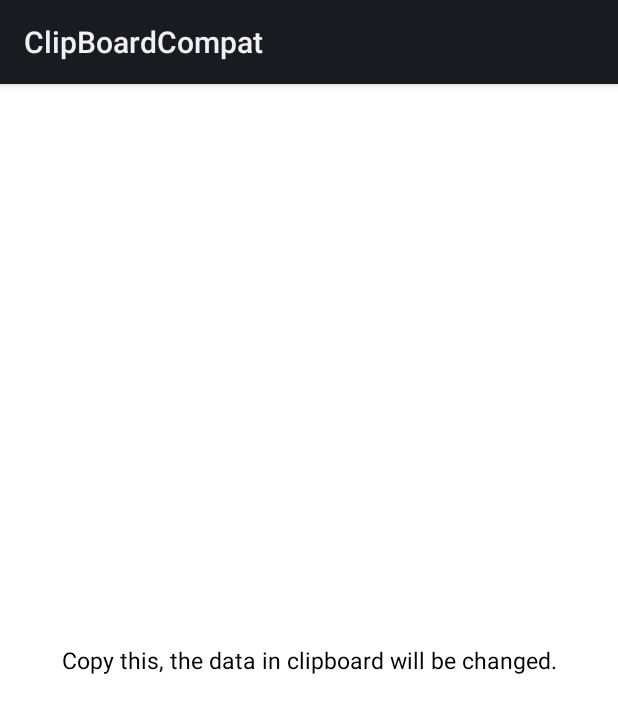
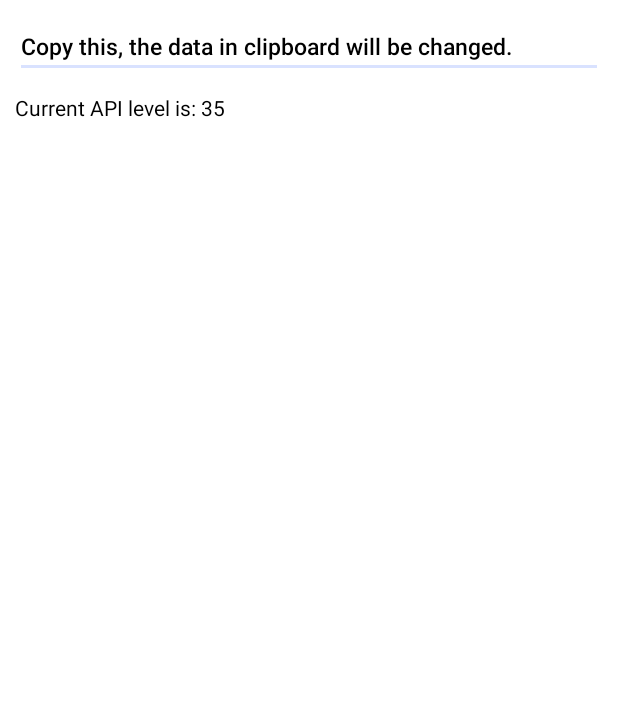
Before and after one commit to liaohuqiu/android-ClipboardManagerCompat, an Android app: the screen it shows after launch (MainActivity), on a phone screen of 412 x 824 dp. Shown: the top 713 px of the screen. Run offline under Robolectric (Android 15) with nearby library versions, the phone set to English and light mode, and no system bars.

Commit message:
release 1.0.2

```diff
--- a/app/src/main/AndroidManifest.xml
+++ b/app/src/main/AndroidManifest.xml
@@ -5,7 +5,9 @@
     <application
         android:icon="@mipmap/ic_launcher"
         android:label="@string/app_name"
-        android:supportsRtl="true">
+        android:supportsRtl="true"
+        android:theme="@style/NoTitle">
+
         <activity android:name=".MainActivity">
             <intent-filter>
                 <action android:name="android.intent.action.MAIN" />
--- a/app/src/main/java/in/srain/cube/clipboardcompat/demo/MainActivity.java
+++ b/app/src/main/java/in/srain/cube/clipboardcompat/demo/MainActivity.java
@@ -1,8 +1,11 @@
 package in.srain.cube.clipboardcompat.demo;
 
 import android.app.Activity;
+import android.os.Build;
 import android.os.Bundle;
+import android.widget.TextView;
 import android.widget.Toast;
+import in.srain.cube.clipboardcompat.ClipboardManagerCompat;
 import in.srain.cube.clipboardcompat.ClipboardManagerCompatFactory;
 import in.srain.cube.clipboardcompat.OnPrimaryClipChangedListener;
 
@@ -13,10 +16,21 @@ public class MainActivity extends Activity {
         super.onCreate(savedInstanceState);
         setContentView(R.layout.activity_main);
 
-        ClipboardManagerCompatFactory.create(this).addPrimaryClipChangedListener(new OnPrimaryClipChangedListener() {
+        TextView apiInfoTextView = (TextView) findViewById(R.id.api_info);
+        final TextView resultInfoTextView = (TextView) findViewById(R.id.result_info);
+
+        String apiInfo = String.format("Current API level is: %s", Build.VERSION.SDK_INT);
+        apiInfoTextView.setText(apiInfo);
+
+        final ClipboardManagerCompat clipboardManager = ClipboardManagerCompatFactory.create(this);
+        clipboardManager.addPrimaryClipChangedListener(new OnPrimaryClipChangedListener() {
+
             @Override
             public void onPrimaryClipChanged() {
-                Toast.makeText(MainActivity.this, R.string.data_changed_tip, Toast.LENGTH_SHORT).show();
+
+                String patten = getString(R.string.data_changed_tip);
+                String msg = String.format(patten, clipboardManager.getText());
+                resultInfoTextView.setText(msg);
             }
         });
     }
--- a/app/src/main/res/layout/activity_main.xml
+++ b/app/src/main/res/layout/activity_main.xml
@@ -3,17 +3,36 @@
     android:layout_width="match_parent"
     android:layout_height="match_parent"
     android:background="#fff"
-    android:orientation="vertical">
+    android:orientation="vertical"
+    android:padding="10dp">
 
-    <TextView
+    <EditText
         android:id="@+id/copy_tip"
         android:layout_width="match_parent"
-        android:layout_height="match_parent"
-        android:gravity="center"
-        android:padding="15dp"
+        android:layout_height="wrap_content"
+        android:maxLines="3"
         android:text="@string/copy_tip"
         android:textColor="#000"
         android:textIsSelectable="true"
         android:textSize="15sp" />
 
+    <TextView
+        android:id="@+id/api_info"
+        android:layout_width="wrap_content"
+        android:layout_height="wrap_content"
+        android:layout_marginTop="10dp"
+        android:gravity="left"
+        android:textColor="#000"
+        android:textIsSelectable="true" />
+
+    <TextView
+        android:id="@+id/result_info"
+        android:layout_width="wrap_content"
+        android:layout_height="wrap_content"
+        android:layout_marginTop="10dp"
+        android:gravity="left"
+        android:textColor="#000"
+        android:textIsSelectable="true" />
+
+
 </LinearLayout>
--- a/app/src/main/res/values/strings.xml
+++ b/app/src/main/res/values/strings.xml
@@ -1,5 +1,5 @@
 <resources>
-    <string name="app_name">ClipBoardCompat</string>
+    <string name="app_name">ClipboardManagerCompat</string>
     <string name="copy_tip">Copy this, the data in clipboard will be changed.</string>
-    <string name="data_changed_tip">The data in clipboard has been changed.</string>
+    <string name="data_changed_tip" formatted="false">The data in clipboard has been changed to: \n%s</string>
 </resources>
--- /dev/null
+++ b/app/src/main/res/values/style.xml
@@ -0,0 +1,7 @@
+<?xml version="1.0" encoding="utf-8"?>
+<resources>
+
+    <style name="NoTitle">
+        <item name="android:windowNoTitle">true</item>
+    </style>
+</resources>
```
Also changed, not shown: lib/src/main/java/in/srain/cube/clipboardcompat/ClipboardManagerCompatImplHCBefore.java (+7 -5 lines), 7 other files.
